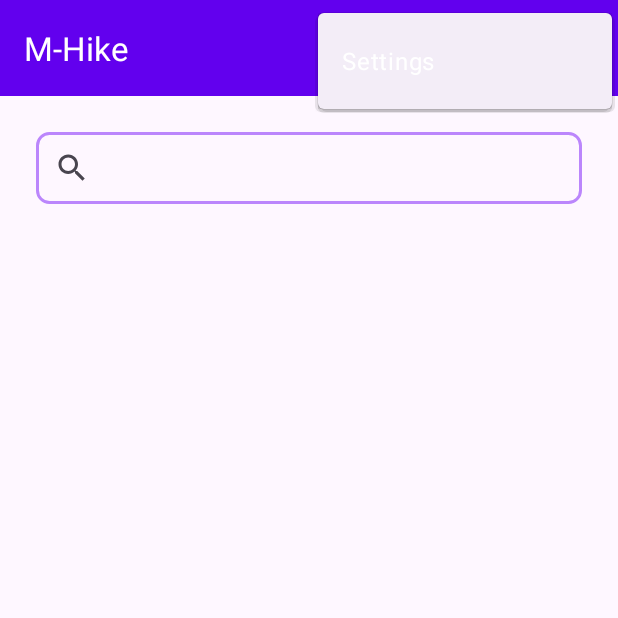
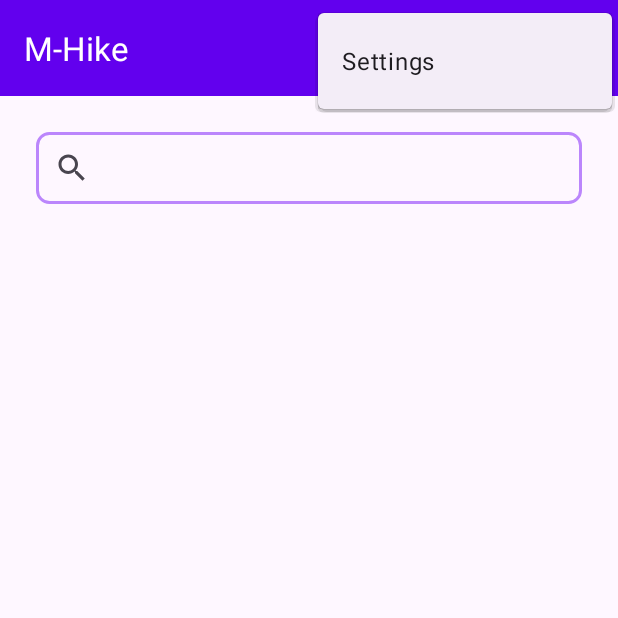
Before and after one commit to AvoDieKatz/Hike-Management-Android, an Android app: the screen it shows after launch (MainActivity), with the options menu open, on a phone screen of 412 x 824 dp, the top half of it. Run offline under Robolectric (Android 15) with nearby library versions, the phone set to English and light mode, and no system bars; our stand-ins replace navigation-ui.

```diff
--- a/app/src/main/java/com/example/mhikeandroidapp/db/repository/observation/ObservationRepositoryImpl.java
+++ b/app/src/main/java/com/example/mhikeandroidapp/db/repository/observation/ObservationRepositoryImpl.java
@@ -26,15 +26,12 @@ public class ObservationRepositoryImpl implements ObservationRepository {
     @Override
     public List<Observation> getHikeObservations(int hikeId) {
         ArrayList<Observation> observations = new ArrayList<>();
-
         SQLiteDatabase db = databaseHelper.getWritableDatabase();
-
         String[] requestedCols = {
                 Observation.COL_ID,
                 Observation.COL_OBSERVATION,
                 Observation.COL_TIME
         };
-
         Cursor cursor = db.query(
                 Observation.TBL_NAME,
                 requestedCols,
@@ -43,7 +40,6 @@ public class ObservationRepositoryImpl implements ObservationRepository {
                 null,
                 null,
                 Observation.COL_TIME + " DESC");
-
         if (cursor.moveToFirst()) {
             do {
                 Observation newObservation = new Observation();
@@ -53,7 +49,6 @@ public class ObservationRepositoryImpl implements ObservationRepository {
                 observations.add(newObservation);
             } while (cursor.moveToNext());
         }
-
         return observations;
     }
 
--- a/app/src/main/java/com/example/mhikeandroidapp/fragment/HikeListFragment.java
+++ b/app/src/main/java/com/example/mhikeandroidapp/fragment/HikeListFragment.java
@@ -43,6 +43,7 @@ import java.util.Locale;
 public class HikeListFragment extends Fragment {
     private HikeAdapter hikeAdapter;
     private List<Hike> hikeList = new ArrayList<>();
+    private List<Hike> originalList = new ArrayList<>();
     private RecyclerView recyclerView;
     private HikeRepositoryImpl hikeRepository;
     private SearchView searchView;
@@ -69,6 +70,7 @@ public class HikeListFragment extends Fragment {
         hikeRepository = new HikeRepositoryImpl(new DatabaseHelper(requireContext()));
 
         hikeList.addAll(hikeRepository.getHikeList());
+        originalList.addAll(hikeList);
         hikeAdapter = new HikeAdapter(requireContext(), hikeList, requireActivity());
 
         recyclerView = view.findViewById(R.id.recycler_view_hikes);
@@ -142,11 +144,10 @@ public class HikeListFragment extends Fragment {
 
     private void filterList(String text) {
         List<Hike> filteredList = new ArrayList<>();
-
         if (text.equals("")) {
             filteredList.addAll(hikeRepository.getHikeList());
         } else {
-            for (Hike hike: hikeList) {
+            for (Hike hike : originalList) {
                 if (hike.getTitle().toLowerCase().contains(text.toLowerCase())) {
                     filteredList.add(hike);
                 }
--- a/app/src/main/res/layout/content_main.xml
+++ b/app/src/main/res/layout/content_main.xml
@@ -1,15 +1,9 @@
 <?xml version="1.0" encoding="utf-8"?>
 <androidx.constraintlayout.widget.ConstraintLayout xmlns:android="http://schemas.android.com/apk/res/android"
     xmlns:app="http://schemas.android.com/apk/res-auto"
-    xmlns:tools="http://schemas.android.com/tools"
     android:layout_width="match_parent"
     android:layout_height="match_parent"
     app:layout_behavior="@string/appbar_scrolling_view_behavior">
-
-<!--    <include layout="@layout/hike_list"-->
-<!--        app:layout_constraintBottom_toTopOf="@+id/testCard"/>-->
-<!--    -->
-<!--    <include layout="@layout/hike _list_item" android:id="@+id/testCard"/>-->
 
     <androidx.fragment.app.FragmentContainerView
         android:layout_width="match_parent"
@@ -19,26 +13,4 @@
         android:layout_margin="16dp"
         />
 
-    <!--    <androidx.fragment.app.FragmentContainerView-->
-<!--        android:id="@+id/content_view"-->
-<!--        android:name="com.example.mhikeandroidapp.fragment.HikeListFragment"-->
-<!--        android:layout_width="0dp"-->
-<!--        android:layout_height="0dp"-->
-<!--        app:layout_constraintBottom_toBottomOf="parent"-->
-<!--        app:layout_constraintEnd_toEndOf="parent"-->
-<!--        app:layout_constraintStart_toStartOf="parent"-->
-<!--        app:layout_constraintTop_toTopOf="parent"-->
-<!--         />-->
-
-    <!--    <fragment-->
-<!--        android:id="@+id/nav_host_fragment_content_main"-->
-<!--        android:name="androidx.navigation.fragment.NavHostFragment"-->
-<!--        android:layout_width="0dp"-->
-<!--        android:layout_height="0dp"-->
-<!--        app:defaultNavHost="true"-->
-<!--        app:layout_constraintBottom_toBottomOf="parent"-->
-<!--        app:layout_constraintEnd_toEndOf="parent"-->
-<!--        app:layout_constraintStart_toStartOf="parent"-->
-<!--        app:layout_constraintTop_toTopOf="parent"-->
-<!--        app:navGraph="@navigation/nav_graph" />-->
 </androidx.constraintlayout.widget.ConstraintLayout>
--- a/app/src/main/res/layout/hike_add.xml
+++ b/app/src/main/res/layout/hike_add.xml
@@ -146,11 +146,6 @@
             android:text="Hard" />
     </RadioGroup>
 
-<!--    <Spinner-->
-<!--        android:id="@+id/hikeDifficulty"-->
-<!--        android:layout_width="match_parent"-->
-<!--        android:layout_height="wrap_content" />-->
-
     <Space
         android:layout_width="match_parent"
         android:layout_height="12dp" />
--- a/app/src/main/res/layout/hike_edit.xml
+++ b/app/src/main/res/layout/hike_edit.xml
@@ -147,11 +147,6 @@
             android:text="Hard" />
     </RadioGroup>
 
-    <!--    <Spinner-->
-    <!--        android:id="@+id/hikeDifficulty"-->
-    <!--        android:layout_width="match_parent"-->
-    <!--        android:layout_height="wrap_content" />-->
-
     <Space
         android:layout_width="match_parent"
         android:layout_height="12dp" />
--- a/app/src/main/res/values/themes.xml
+++ b/app/src/main/res/values/themes.xml
@@ -4,7 +4,7 @@
         <!-- Customize your light theme here. -->
         <item name="colorPrimary">@color/purple_500</item>
         <item name="colorOnPrimary">@color/white</item>
-        <item name="android:textColorPrimary">@color/white</item>
+<!--        <item name="android:textColorPrimary">@color/white</item>-->
     </style>
 
     <style name="Toolbar" parent="ThemeOverlay.MaterialComponents.Toolbar.Primary">
```
Also changed, not shown: app/src/main/java/com/example/mhikeandroidapp/MainActivity.java (+0 -9 lines), app/src/main/java/com/example/mhikeandroidapp/adapter/ObservationAdapter.java (+0 -7 lines), app/src/main/java/com/example/mhikeandroidapp/db/repository/hike/HikeRepositoryImpl.java (+0 -10 lines), app/src/main/java/com/example/mhikeandroidapp/fragment/HikeDetailFragment.java (+13 -8 lines), app/src/main/java/com/example/mhikeandroidapp/fragment/buttons/DeleteButton.java (deleted, +0 -28 lines). Lines whose indentation alone changed are shown as unchanged.
